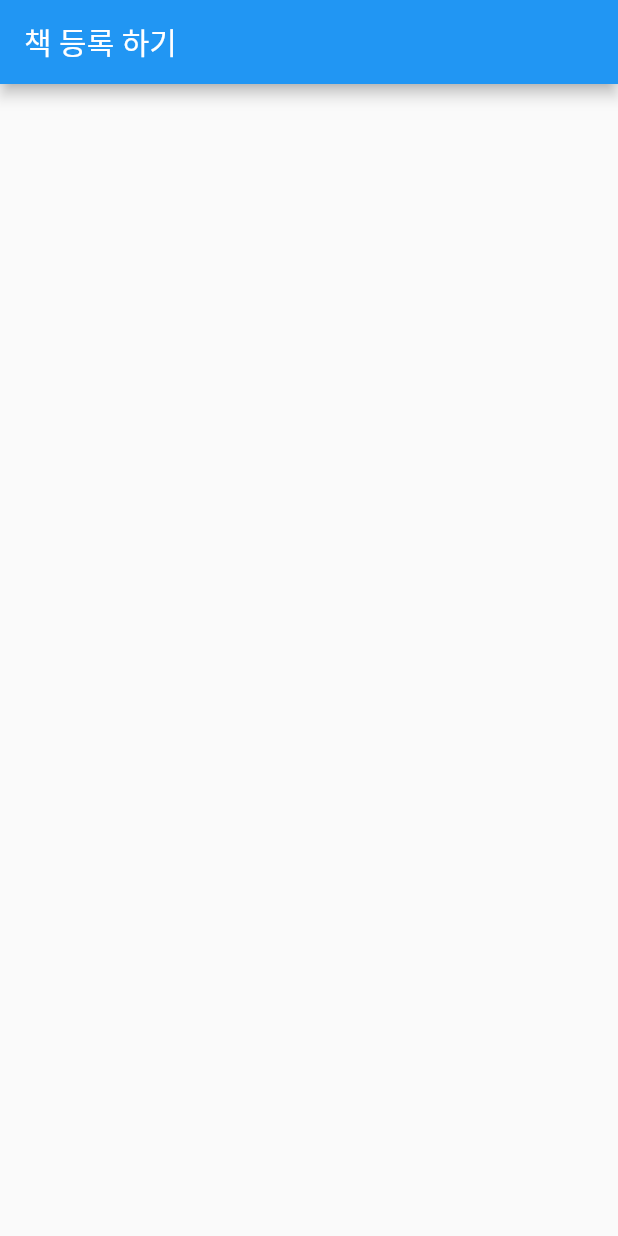
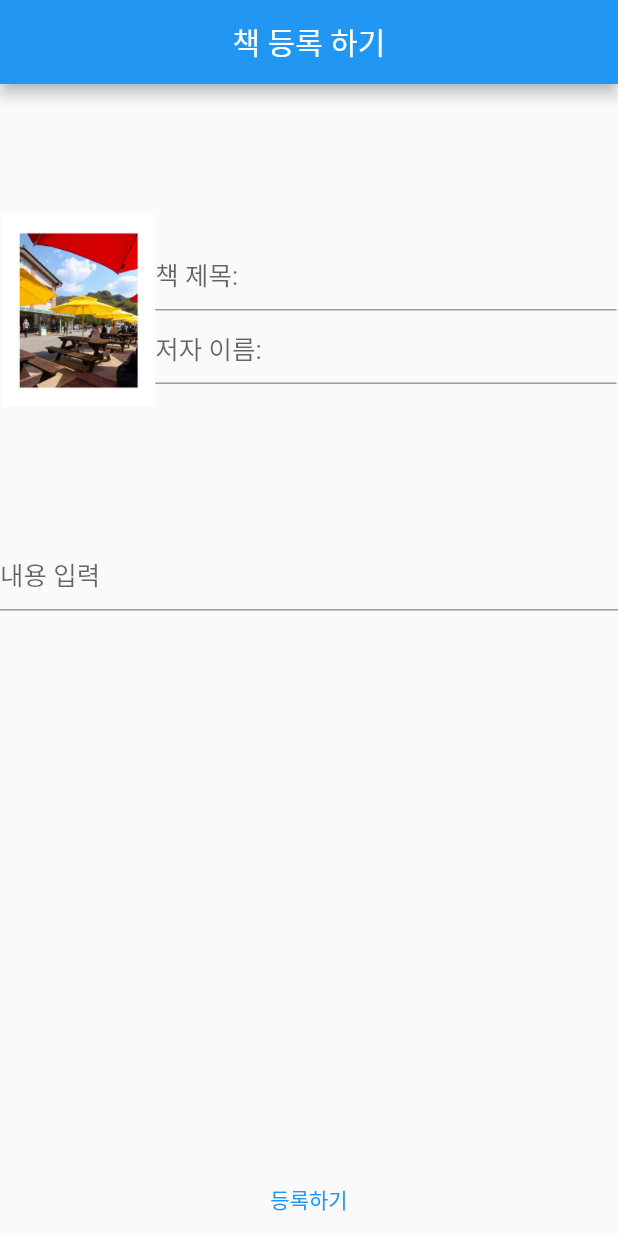
Before and after one commit to eddymango/BookReportApp, a Flutter app: the screen it shows after launch, scrolled down 96 dp, after a tap on the "add" icon, on a phone screen of 412 x 824 dp. Run offline on Flutter 3.47's test engine with Material 2 defaults, Android fonts, the phone set to English and light mode, and no system bars.

```diff
--- a/lib/add_book_report.dart
+++ b/lib/add_book_report.dart
@@ -1,17 +1,80 @@
 import 'package:flutter/material.dart';
 
-class AddBookReport extends StatelessWidget {
+/*해야할 일 :
+  1.preview layout 개요 그리기 및 코드 작성
+  2.test data 생성 및 입력
+
+*/
+class AddBookReport extends StatefulWidget {
   const AddBookReport({Key? key}) : super(key: key);
 
+  @override
+  State<AddBookReport> createState() => _AddBookReportState();
+}
+
+class _AddBookReportState extends State<AddBookReport> {
   @override
   Widget build(BuildContext context) {
     return MaterialApp(
       home: Scaffold(
         appBar: AppBar(
-          title: const Text("책 등록 하기"),
-        ),
+            centerTitle: true,
+            title: Text(
+              "책 등록 하기",
+            )),
         body: Column(
-          children: [],
+          children: [
+            Padding(
+              padding: const EdgeInsets.all(1.0),
+              child: Row(
+                children: [
+                  Flexible(
+                    flex: 1,
+                    child: Image.asset(
+                      'assets/images/testImage.jpg',
+                      height: 300,
+                      width: 300,
+                    ),
+                  ),
+                  Flexible(
+                    flex: 3,
+                    child: Column(
+                      children: [
+                        TextField(
+                          decoration: InputDecoration(
+                            hintStyle: TextStyle(fontSize: 17),
+                            hintText: '책 제목:',
+                          ),
+                        ),
+                        TextField(
+                          decoration: InputDecoration(
+                            hintStyle: TextStyle(fontSize: 17),
+                            hintText: '저자 이름:',
+                          ),
+                        ),
+                      ],
+                    ),
+                  )
+                ],
+              ),
+            ),
+            Expanded(
+              child: TextField(
+                keyboardType: TextInputType.multiline,
+                minLines: 1, //Normal textInputField will be displayed
+                maxLines: 15, // when user presses enter it will adapt to it
+
+                decoration: InputDecoration(
+                  hintStyle: TextStyle(fontSize: 17),
+                  hintText: '내용 입력',
+                ),
+              ),
+            ),
+            TextButton(
+              onPressed: () {},
+              child: Text("등록하기"),
+            )
+          ],
         ),
       ),
     );
--- /dev/null
+++ b/lib/book_search_webview.dart
@@ -0,0 +1 @@
+import "package:flutter/material.dart";
--- a/lib/first_page.dart
+++ b/lib/first_page.dart
@@ -19,7 +19,7 @@ class FirstPage extends StatelessWidget {
         centerTitle: true,
         elevation: 4.0,
         leading: IconButton(
-          icon: const Icon(Icons.cake),
+          icon: const Icon(Icons.search),
           onPressed: () => {},
         ),
         actions: [
```
Also changed, not shown: pubspec.yaml (+6 -2 lines), assets/images/logo.jpg (added), assets/images/testImage.jpg (added), pubspec.lock, 8 other files.
